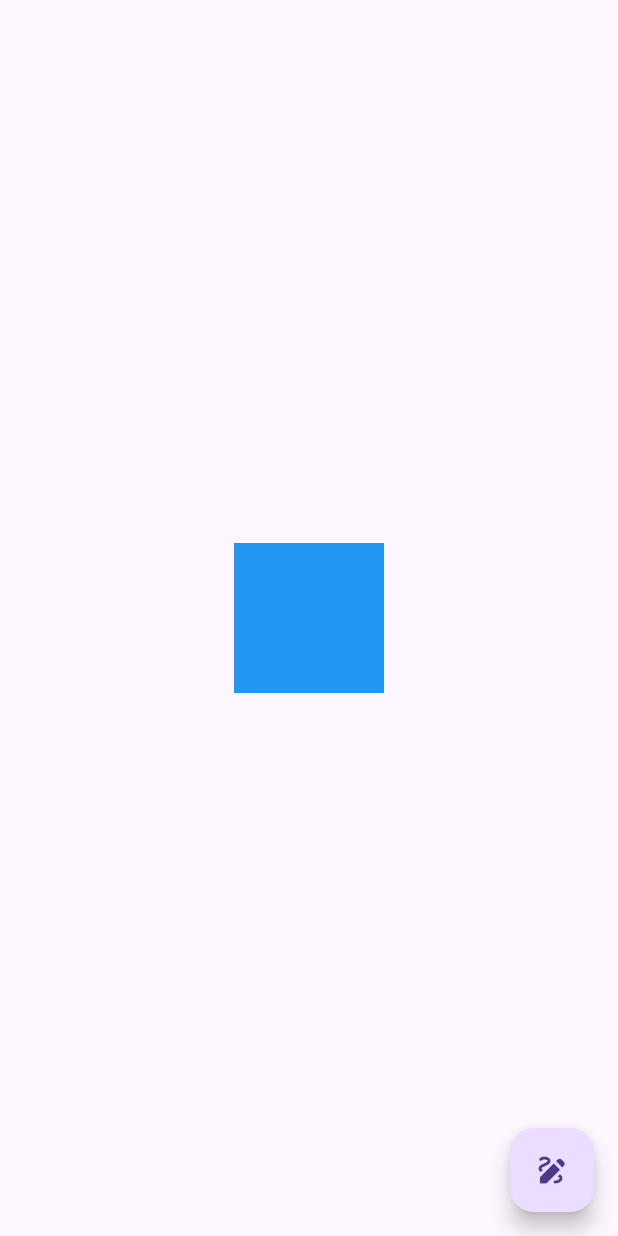
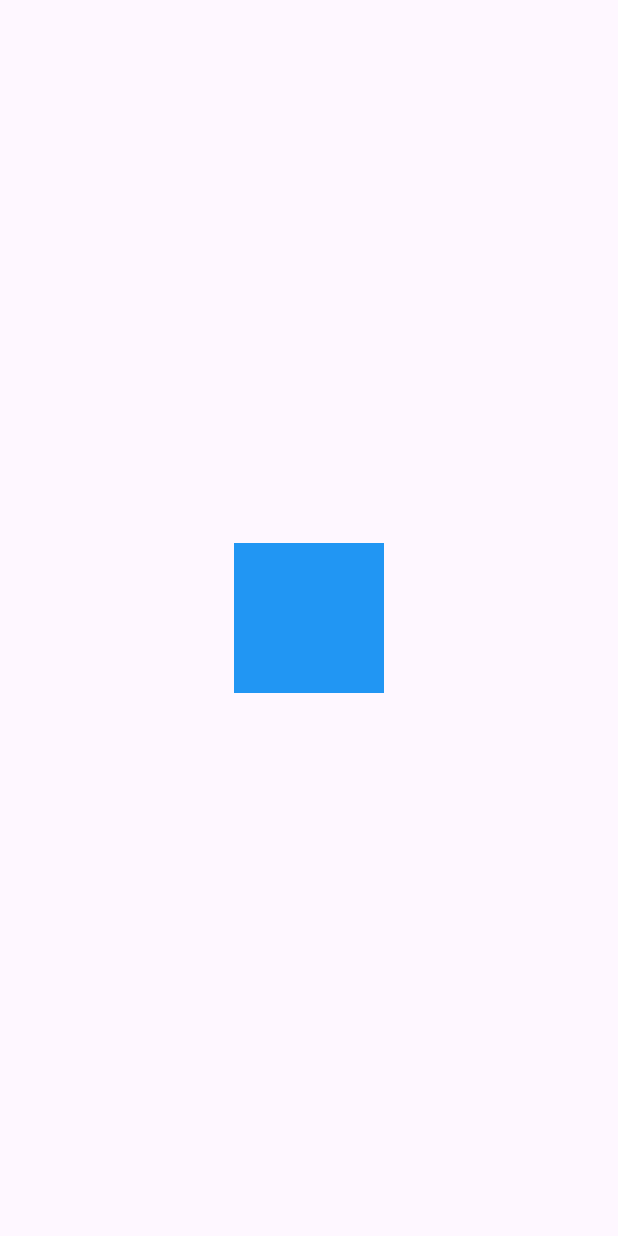
Before and after one commit to ThomasEcalle/51L1_2024_2025, a Flutter app: the screen it shows after launch, on a phone screen of 412 x 824 dp. Run offline on Flutter 3.47's test engine with Material 3 defaults, Android fonts, the phone set to English and light mode, and no system bars.

Commit message:
Add exercise c skeleton

```diff
--- /dev/null
+++ b/lib/exercises/exercice_c.dart
@@ -0,0 +1,27 @@
+import 'package:flutter/material.dart';
+
+class ExerciseC extends StatelessWidget {
+  const ExerciseC({super.key});
+
+  @override
+  Widget build(BuildContext context) {
+    return Scaffold(
+      body: Center(
+        child: SquareButton(),
+      ),
+    );
+  }
+}
+
+class SquareButton extends StatelessWidget {
+  const SquareButton({super.key});
+
+  @override
+  Widget build(BuildContext context) {
+    return Container(
+      height: 100,
+      width: 100,
+      color: Colors.blue,
+    );
+  }
+}
--- a/lib/main.dart
+++ b/lib/main.dart
@@ -1,3 +1,4 @@
+import 'package:al1_2024/exercises/exercice_c.dart';
 import 'package:al1_2024/exercises/exercise_a.dart';
 import 'package:al1_2024/exercises/exercise_b.dart';
 import 'package:al1_2024/home.dart';
@@ -21,7 +22,7 @@ class MyApp extends StatelessWidget {
           ),
         ),
       ),
-      home: const ExerciseB(),
+      home: const ExerciseC(),
     );
   }
 }
```
